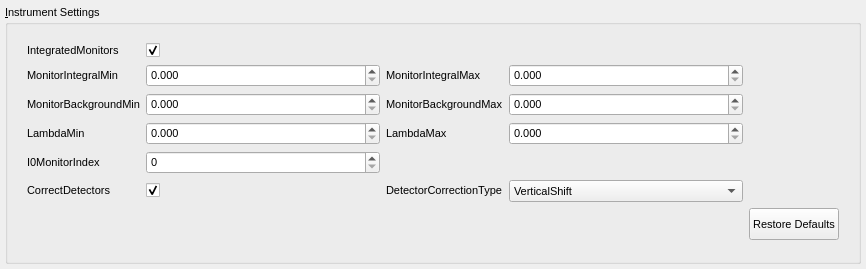
Before: the Qt Designer form qt/scientific_interfaces/ISISReflectometry/GUI/Instrument/InstrumentWidget.ui in mantidproject/mantid, drawn with Qt 5.
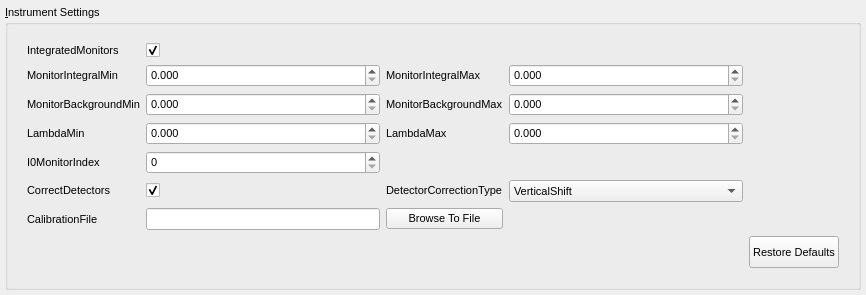
After: the same form once the commit is applied.

Commit message: Add GUI input for providing path to calibration file

Diff of the .ui file:
```diff
--- a/qt/scientific_interfaces/ISISReflectometry/GUI/Instrument/InstrumentWidget.ui
+++ b/qt/scientific_interfaces/ISISReflectometry/GUI/Instrument/InstrumentWidget.ui
@@ -369,6 +369,23 @@
           <layout class="QHBoxLayout" name="getInstDefaultsButtonLayout"/>
          </widget>
         </item>
+        <item row="7" column="0">
+         <widget class="QLabel" name="calibrationPathLabel">
+          <property name="text">
+           <string>CalibrationFile</string>
+          </property>
+         </widget>
+        </item>
+        <item row="7" column="1">
+         <widget class="QLineEdit" name="calibrationPathEdit"/>
+        </item>
+        <item row="7" column="2">
+         <widget class="QPushButton" name="calibrationPathButton">
+          <property name="text">
+           <string>Browse To File</string>
+          </property>
+         </widget>
+        </item>
        </layout>
       </item>
      </layout>
```
The commit also changes 2 other files.
